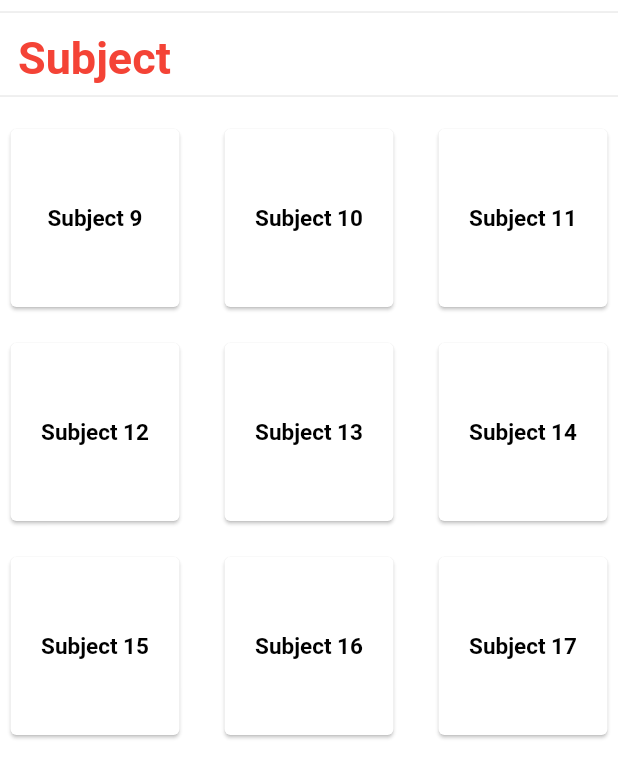
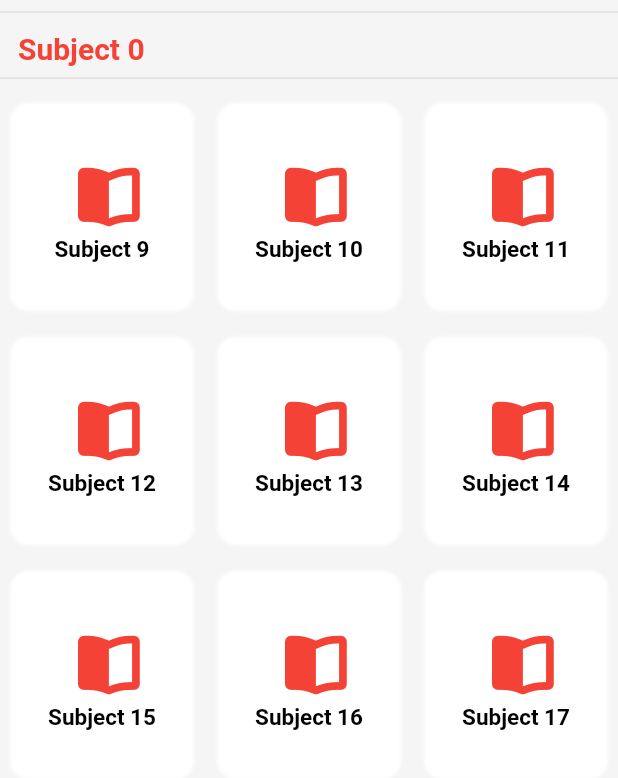
Before and after one commit to sparksystems-sat/ExtremePlus, a Flutter app: the GradeSubjectPage screen opened directly with empty values, on a phone screen of 412 x 824 dp. Shown: the top 778 px of the screen. Run offline on Flutter 3.47's test engine with Material 3 defaults, Android fonts, the light colour scheme and no system bars; drawn by our look-alikes of flutter_animate; our stand-ins replace animated_background, carousel_slider, flutter_bloc, font_awesome_flutter, shared_preferences, smooth_page_indicator; accounts and stored records are empty; network calls fail.

Commit message:
create common container widgets for grade nad subject

```diff
--- a/lib/screen/grade_subject.dart
+++ b/lib/screen/grade_subject.dart
@@ -1,10 +1,12 @@
-import 'package:carousel_slider/carousel_slider.dart';
+
 import 'package:exam_practice_app/l10n/language_constants.dart';
 import 'package:exam_practice_app/widgets/big_text.dart';
 import 'package:exam_practice_app/widgets/body_text.dart';
+import 'package:exam_practice_app/widgets/grade_subject_container.dart';
 import 'package:exam_practice_app/widgets/medium_text.dart';
 import 'package:flutter/material.dart';
 import 'package:flutter_animate/flutter_animate.dart';
+import 'package:font_awesome_flutter/font_awesome_flutter.dart';
 
 class GradeSubjectPage extends StatefulWidget {
   final int grade;
@@ -16,10 +18,9 @@ class GradeSubjectPage extends StatefulWidget {
 class _GradeSubjectPageState extends State<GradeSubjectPage> {
   @override
   Widget build(BuildContext context) {
-
-
     return Scaffold(
       body: CustomScrollView(
+        shrinkWrap: true,
         slivers: [
           SliverList(
             delegate: SliverChildListDelegate([
@@ -31,7 +32,9 @@ class _GradeSubjectPageState extends State<GradeSubjectPage> {
                   mainAxisAlignment: MainAxisAlignment.start,
                   crossAxisAlignment: CrossAxisAlignment.center,
                   children: [
-                    big_text_page(text_value: t(context).subject)
+                    big_text_page(
+                          text_value: t(context).subject + " ${widget.grade}",
+                        )
                         .animate(
                           // this delay only happens once at the very start
                           onPlay: (controller) => controller.repeat(), // loop
@@ -48,22 +51,26 @@ class _GradeSubjectPageState extends State<GradeSubjectPage> {
           ),
           SliverGrid.builder(
             gridDelegate: SliverGridDelegateWithFixedCrossAxisCount(
+              // crossAxisCount: 3,
+              // mainAxisSpacing: 18.0,
+              // crossAxisSpacing: 4.0,
+              // childAspectRatio: 1,
               crossAxisCount: 3,
-              mainAxisSpacing: 16.0,
-              crossAxisSpacing: 16.0,
+              mainAxisSpacing: 20.0,
+              crossAxisSpacing: 2.0,
               childAspectRatio: 1,
             ),
             itemBuilder: (context, index) {
               int grade = index + 9;
               return Padding(
-                padding: const EdgeInsets.symmetric(horizontal: 3),
+                padding: const EdgeInsets.symmetric(horizontal: 4),
                 child: GestureDetector(
                   onTap: () {},
-                  child: Card(
-                    child: Center(
-                      child: body_text_page(
-                        text_value: "${t(context).subject} $grade",
-                      ),
+                  child: Container(
+                    margin: EdgeInsets.symmetric(horizontal: 0),
+                    child: GradeSubjectContainer(
+                      containerTitle: "${t(context).subject} $grade",
+                      icon: FontAwesomeIcons.bookOpen,
                     ),
                   ),
                 ),
--- a/lib/utility/appColors.dart
+++ b/lib/utility/appColors.dart
@@ -2,7 +2,7 @@ import 'package:flutter/material.dart';
 
 class AppColors {
   static Color primaryColor = Colors.white;
-  static Color main_background_color = Colors.white;
+  static Color main_background_color = Colors.grey.shade100;
   static Color text_color = Colors.black;
   static Color button3Color = Colors.blue;
   static Color icon_color = Colors.red;
--- a/lib/utility/appTheme.dart
+++ b/lib/utility/appTheme.dart
@@ -8,7 +8,7 @@ var themData = ThemeData(
     bodyMedium: TextStyle(color: AppColors.text_color),
     bodyLarge: TextStyle(color: AppColors.text_color),
   ),
-  scaffoldBackgroundColor: AppColors.main_background_color,
+   scaffoldBackgroundColor: AppColors.main_background_color,
   appBarTheme: AppBarTheme(color: AppColors.primaryColor),
   iconTheme: IconThemeData(color: AppColors.icon_color),
   primaryColor: AppColors.icon_color,
--- a/lib/widgets/app_bar.dart
+++ b/lib/widgets/app_bar.dart
@@ -1,4 +1,3 @@
-
 import 'package:exam_practice_app/l10n/language_constants.dart';
 import 'package:exam_practice_app/main.dart';
 import 'package:exam_practice_app/utility/appColors.dart';
@@ -64,6 +63,7 @@ class _App_BarState extends State<App_Bar> {
       title: big_text_page(text_value: t(context).appName),
       pinned: true,
       flexibleSpace: FlexibleSpaceBar(centerTitle: true),
+
       actions: [
         // The language switch button.
         Padding(
--- a/lib/widgets/big_text.dart
+++ b/lib/widgets/big_text.dart
@@ -1,19 +1,17 @@
 import 'package:exam_practice_app/utility/appColors.dart';
 import 'package:flutter/material.dart';
-
 class big_text_page extends StatefulWidget {
   final String text_value;
   big_text_page({super.key, required this.text_value});
   @override
   State<big_text_page> createState() => big_text();
 }
-
 class big_text extends State<big_text_page> {
   Widget build(BuildContext context) {
     return Text(
       widget.text_value,
       style: TextStyle(
-        fontSize: 30.0,
+        fontSize: 20.0,
         fontWeight: FontWeight.bold,
         color: AppColors.icon_color,
       ),
--- a/lib/widgets/body_text.dart
+++ b/lib/widgets/body_text.dart
@@ -19,8 +19,6 @@ class body_samll_text extends State<body_text_page> {
         fontWeight: FontWeight.bold,
         color: AppColors.text_color,
       ),
-
-      overflow: TextOverflow.ellipsis,
     );
   }
 }
--- /dev/null
+++ b/lib/widgets/grade_subject_container.dart
@@ -0,0 +1,62 @@
+import 'package:exam_practice_app/utility/appColors.dart';
+import 'package:exam_practice_app/widgets/body_text.dart';
+import 'package:flutter/material.dart';
+import 'package:font_awesome_flutter/font_awesome_flutter.dart';
+
+class GradeSubjectContainer extends StatefulWidget {
+  final String containerTitle;
+  final IconData icon;
+  const GradeSubjectContainer({
+    super.key,
+    required this.containerTitle,
+    required this.icon,
+  });
+  @override
+  State<GradeSubjectContainer> createState() => _GradeSubjectContainerState();
+}
+
+class _GradeSubjectContainerState extends State<GradeSubjectContainer> {
+  @override
+  Widget build(BuildContext context) {
+    final size = MediaQuery.of(context).size;
+    return Container(
+      margin: EdgeInsets.symmetric(horizontal: 4),
+      height: size.width * 0.3,
+      width: size.width * 0.3,
+      decoration: BoxDecoration(
+        borderRadius: BorderRadius.circular(12.0),
+        border: Border.all(width: 1, color: Colors.white),
+        boxShadow: [
+
+          BoxShadow(
+            // blurRadius: 4,
+            color: Colors.white ,//color of shadow
+            // color: Color(), //edited
+            spreadRadius: 1,
+            blurRadius: 1,
+
+            // changes position of shadow
+          ),
+        ],
+      ),
+      child: Center(
+        child: Column(
+          mainAxisAlignment: MainAxisAlignment.center,
+          crossAxisAlignment: CrossAxisAlignment.center,
+          children: [
+            IconButton(
+              onPressed: () {},
+              icon: FaIcon(
+                widget.icon,
+                size: size.width * 0.1,
+                color: AppColors.icon_color,
+              ),
+            ),
+            SizedBox(height: 8),
+            body_text_page(text_value: widget.containerTitle),
+          ],
+        ),
+      ),
+    );
+  }
+}
--- a/pubspec.yaml
+++ b/pubspec.yaml
@@ -10,15 +10,15 @@ dependencies:
   intl: ^0.20.2
   cupertino_icons: ^1.0.8
   flutter_bloc: ^9.1.1
-  page_flip: ^0.2.5+1
+
   # flutter_localization: ^0.3.3
   font_awesome_flutter: ^10.9.0
-  provider: ^6.1.5
-  motion_tab_bar:
+
   carousel_slider: ^5.1.1
   smooth_page_indicator:
   flutter_animate: ^4.5.2
   card_swiper: ^3.0.1
+  animated_background:
 dev_dependencies:
   flutter_test:
     sdk: flutter
```
Also changed, not shown: lib/main.dart (+3 -5 lines), lib/screen/home.dart (+31 -29 lines), lib/widgets/bottom_navigation.dart (+26 -3 lines), pubspec.lock, 1 other file.
